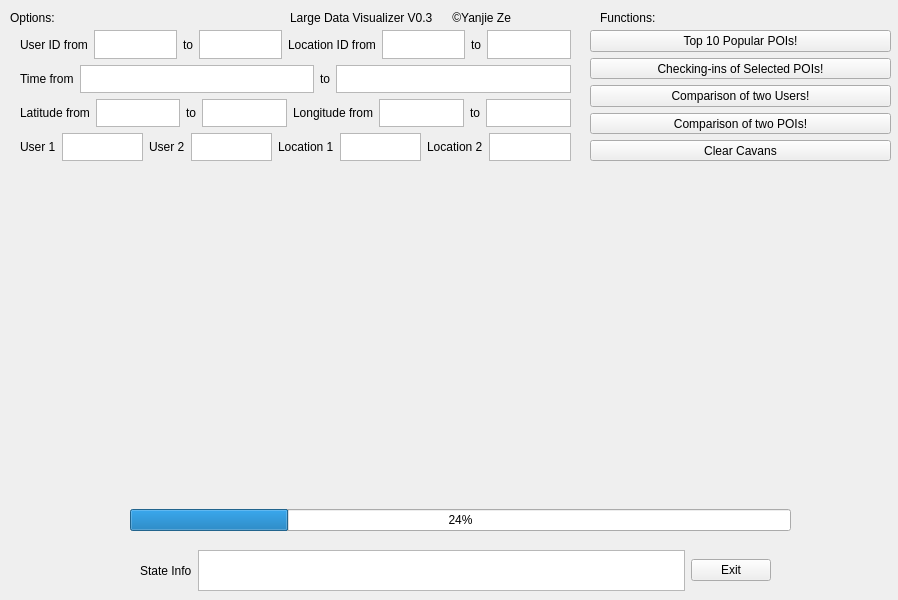
Qt form filevisualizer.ui (theLastRefugee/DataVisualizer-in-QT) before a commit.
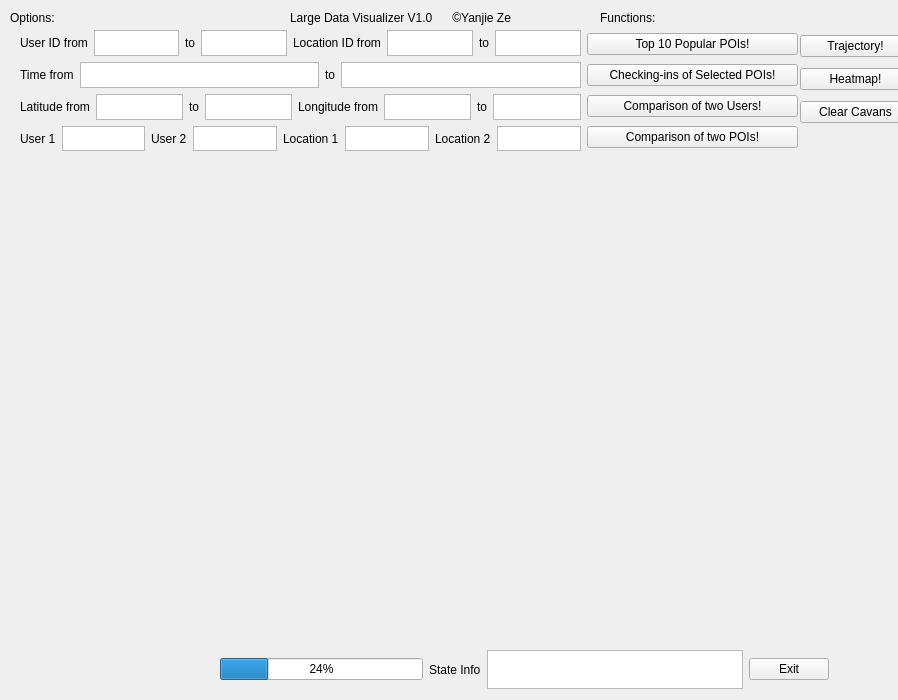
The same form after that commit.

```diff
--- a/filevisualizer.ui
+++ b/filevisualizer.ui
@@ -7,7 +7,7 @@
     <x>0</x>
     <y>0</y>
     <width>898</width>
-    <height>600</height>
+    <height>700</height>
    </rect>
   </property>
   <property name="windowTitle">
@@ -23,7 +23,7 @@
     </rect>
    </property>
    <property name="text">
-    <string>Large Data Visualizer V0.3      ©Yanjie Ze </string>
+    <string>Large Data Visualizer V1.0      ©Yanjie Ze </string>
    </property>
   </widget>
   <widget class="QLabel" name="label_6">
@@ -52,45 +52,13 @@
     <string>Functions:</string>
    </property>
   </widget>
-  <widget class="QWidget" name="layoutWidget">
-   <property name="geometry">
-    <rect>
-     <x>140</x>
-     <y>550</y>
-     <width>631</width>
-     <height>41</height>
-    </rect>
-   </property>
-   <layout class="QHBoxLayout" name="horizontalLayout">
-    <item>
-     <widget class="QLabel" name="label_14">
-      <property name="text">
-       <string>State Info</string>
-      </property>
-     </widget>
-    </item>
-    <item>
-     <widget class="QTextEdit" name="state_textEdit"/>
-    </item>
-    <item>
-     <widget class="QPushButton" name="exitButton">
-      <property name="enabled">
-       <bool>true</bool>
-      </property>
-      <property name="text">
-       <string>Exit</string>
-      </property>
-     </widget>
-    </item>
-   </layout>
-  </widget>
   <widget class="QWidget" name="layoutWidget">
    <property name="geometry">
     <rect>
      <x>20</x>
      <y>30</y>
-     <width>551</width>
-     <height>131</height>
+     <width>561</width>
+     <height>121</height>
     </rect>
    </property>
    <layout class="QVBoxLayout" name="verticalLayout">
@@ -279,10 +247,10 @@
   <widget class="QWidget" name="layoutWidget">
    <property name="geometry">
     <rect>
-     <x>590</x>
+     <x>587</x>
      <y>30</y>
-     <width>301</width>
-     <height>131</height>
+     <width>211</width>
+     <height>121</height>
     </rect>
    </property>
    <layout class="QVBoxLayout" name="verticalLayout_2">
@@ -314,6 +282,43 @@
       </property>
      </widget>
     </item>
+   </layout>
+  </widget>
+  <widget class="QWidget" name="verticalLayoutWidget">
+   <property name="geometry">
+    <rect>
+     <x>20</x>
+     <y>150</y>
+     <width>871</width>
+     <height>501</height>
+    </rect>
+   </property>
+   <layout class="QVBoxLayout" name="drawingLayout"/>
+  </widget>
+  <widget class="QWidget" name="layoutWidget">
+   <property name="geometry">
+    <rect>
+     <x>800</x>
+     <y>30</y>
+     <width>111</width>
+     <height>101</height>
+    </rect>
+   </property>
+   <layout class="QVBoxLayout" name="verticalLayout_3">
+    <item>
+     <widget class="QPushButton" name="usertrajectoryButton">
+      <property name="text">
+       <string>Trajectory!</string>
+      </property>
+     </widget>
+    </item>
+    <item>
+     <widget class="QPushButton" name="heatmapButton">
+      <property name="text">
+       <string>Heatmap!</string>
+      </property>
+     </widget>
+    </item>
     <item>
      <widget class="QPushButton" name="clearButton">
       <property name="text">
@@ -326,13 +331,13 @@
   <widget class="QWidget" name="layoutWidget">
    <property name="geometry">
     <rect>
-     <x>130</x>
-     <y>500</y>
-     <width>661</width>
-     <height>41</height>
+     <x>220</x>
+     <y>650</y>
+     <width>609</width>
+     <height>39</height>
     </rect>
    </property>
-   <layout class="QHBoxLayout" name="horizontalLayout_9">
+   <layout class="QHBoxLayout" name="horizontalLayout">
     <item>
      <widget class="QProgressBar" name="progressBar">
       <property name="value">
@@ -340,19 +345,28 @@
       </property>
      </widget>
     </item>
+    <item>
+     <widget class="QLabel" name="label_14">
+      <property name="text">
+       <string>State Info</string>
+      </property>
+     </widget>
+    </item>
+    <item>
+     <widget class="QTextEdit" name="state_textEdit"/>
+    </item>
+    <item>
+     <widget class="QPushButton" name="exitButton">
+      <property name="enabled">
+       <bool>true</bool>
+      </property>
+      <property name="text">
+       <string>Exit</string>
+      </property>
+     </widget>
+    </item>
    </layout>
   </widget>
-  <widget class="QWidget" name="verticalLayoutWidget">
-   <property name="geometry">
-    <rect>
-     <x>20</x>
-     <y>160</y>
-     <width>871</width>
-     <height>351</height>
-    </rect>
-   </property>
-   <layout class="QVBoxLayout" name="drawingLayout"/>
-  </widget>
  </widget>
  <resources/>
  <connections/>
```
